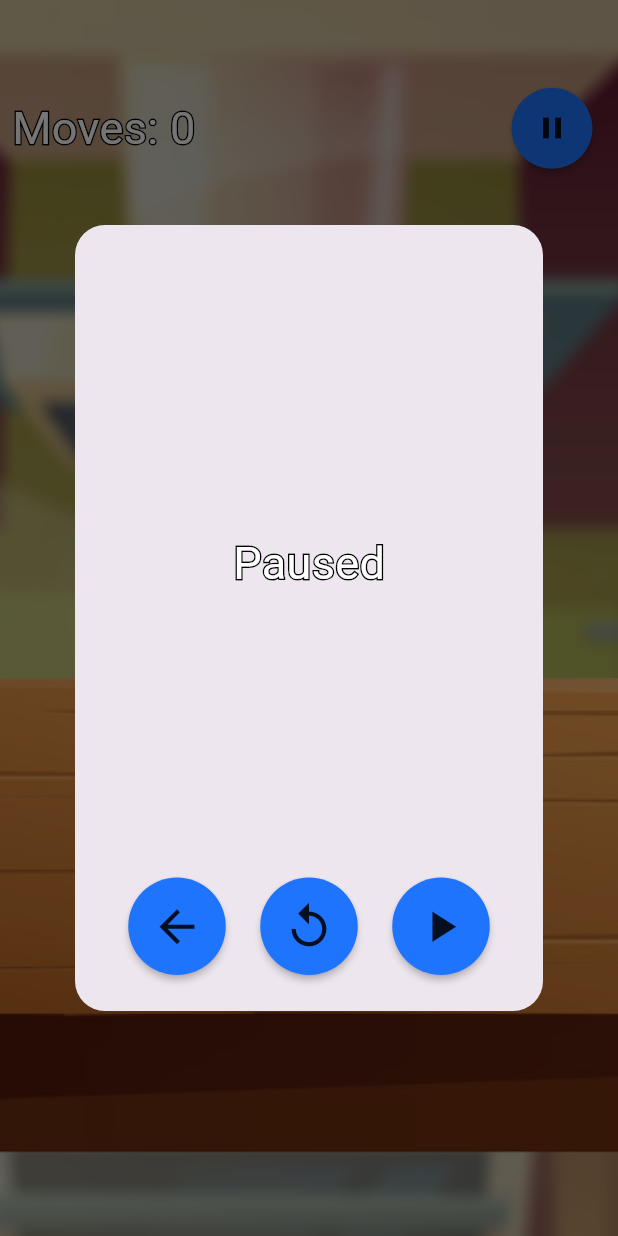
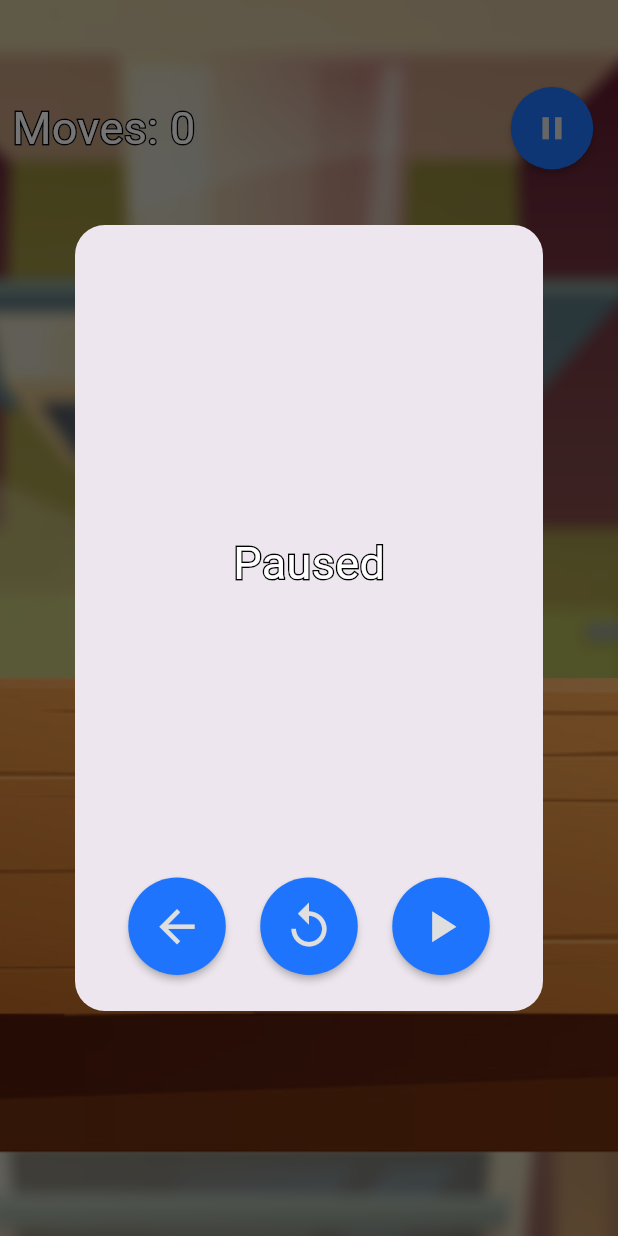
Before and after one commit to RedFlameKen/school_glassgame, a Flutter app: the GamePage screen opened directly, after a tap on the "pause" icon, on a phone screen of 412 x 824 dp. Run offline on Flutter 3.47's test engine with Material 3 defaults, Android fonts, the light colour scheme and no system bars.

Commit message:
feat: button modifications

```diff
--- a/lib/components/large_button.dart
+++ b/lib/components/large_button.dart
@@ -9,6 +9,7 @@ class LargeButton extends StatelessWidget {
   final Color foregroundColor;
   final Size size;
   final double borderSize;
+  final double fontSize;
   final Color borderColor;
 
   const LargeButton({
@@ -19,6 +20,7 @@ class LargeButton extends StatelessWidget {
     this.foregroundColor = GlassGameColors.BUTTON_FOREGROUND,
     this.size = const Size(200, 80),
     this.borderSize = 5,
+    this.fontSize = 25,
     this.borderColor = GlassGameColors.GLASS,
   });
 
@@ -33,7 +35,11 @@ class LargeButton extends StatelessWidget {
         side: BorderSide(width: borderSize, color: borderColor)
       ),
       onPressed: onPressed,
-      child: Text(label),
+      child: Text(label,
+        style: TextStyle(
+          fontSize: fontSize,
+        ),
+      ),
     );
   }
 }
--- a/lib/components/pause_menu.dart
+++ b/lib/components/pause_menu.dart
@@ -26,7 +26,7 @@ class PauseMenu extends StatelessWidget {
                     Navigator.pop(context);
                     Navigator.pop(context);
                   },
-                  icon: Icon(Icons.arrow_back, size: 35),
+                  icon: Icons.arrow_back,
                 ),
                 RoundButton(
                   onPressed: () {
@@ -41,13 +41,13 @@ class PauseMenu extends StatelessWidget {
                       ),
                     );
                   },
-                  icon: Icon(Icons.replay, size: 35),
+                  icon: Icons.replay,
                 ),
                 RoundButton(
                   onPressed: () {
                     Navigator.pop(context);
                   },
-                  icon: Icon(Icons.play_arrow, size: 35),
+                  icon: Icons.play_arrow,
                 ),
               ],
             ),
--- a/lib/components/result_menu.dart
+++ b/lib/components/result_menu.dart
@@ -27,11 +27,11 @@ class ResultMenu extends StatelessWidget {
               children: [
                 RoundButton(
                   onPressed: () => Navigator.pop(context, false),
-                  icon: Icon(Icons.arrow_back, size: 35),
+                  icon: Icons.arrow_back,
                 ),
                 RoundButton(
                   onPressed: () => Navigator.pop(context, true),
-                  icon: Icon(Icons.replay, size: 35),
+                  icon: Icons.replay,
                 ),
               ],
             ),
--- a/lib/components/round_button.dart
+++ b/lib/components/round_button.dart
@@ -3,8 +3,14 @@ import 'package:mp5/colors/colors.dart';
 
 class RoundButton extends StatelessWidget {
   final Function() onPressed;
-  final Widget icon;
-  const RoundButton({super.key, required this.onPressed, required this.icon});
+  final IconData icon;
+  final double size;
+  const RoundButton({
+    super.key,
+    required this.onPressed,
+    required this.icon,
+    this.size = 35,
+  });
 
   @override
   Widget build(BuildContext context) {
@@ -14,7 +20,7 @@ class RoundButton extends StatelessWidget {
       elevation: 2,
       shape: CircleBorder(),
       fillColor: GlassGameColors.BUTTON_BACKGROUND,
-      child: icon,
+      child: Icon(icon, color: GlassGameColors.BUTTON_FOREGROUND, size: size),
     );
   }
 }
--- a/lib/pages/game_page.dart
+++ b/lib/pages/game_page.dart
@@ -203,7 +203,8 @@ class _GamePageState extends State<GamePage> with TickerProviderStateMixin {
                           barrierDismissible: false,
                         );
                       },
-                      icon: Icon(Icons.pause),
+                      icon: Icons.pause,
+                      size: 25,
                     ),
                   ],
                 ),
```
